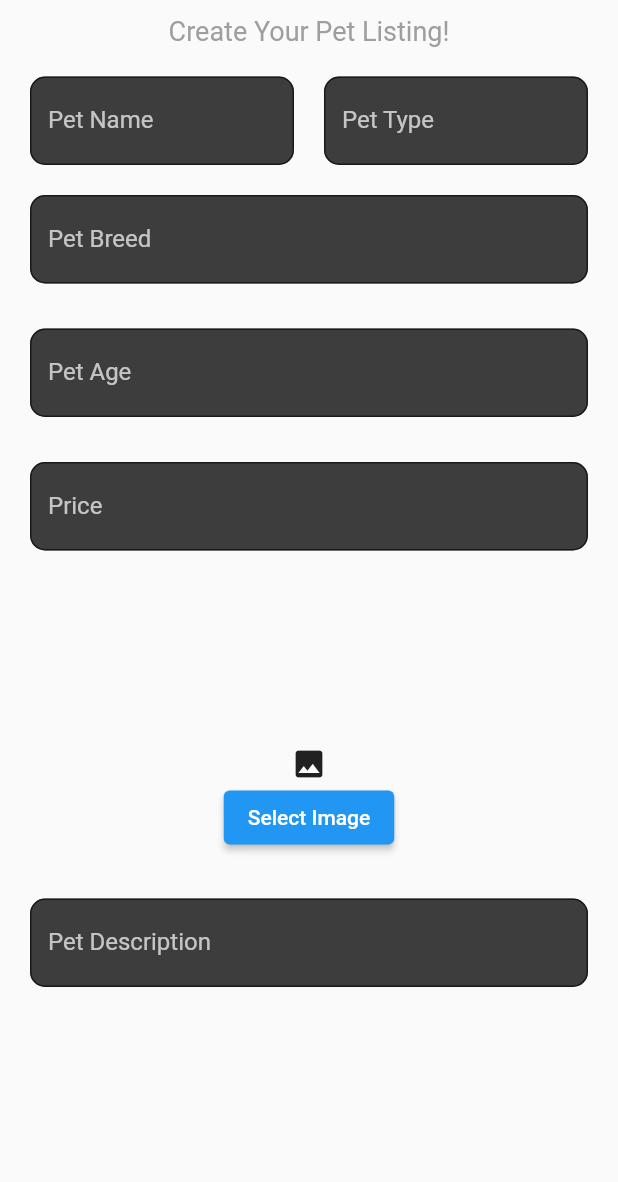
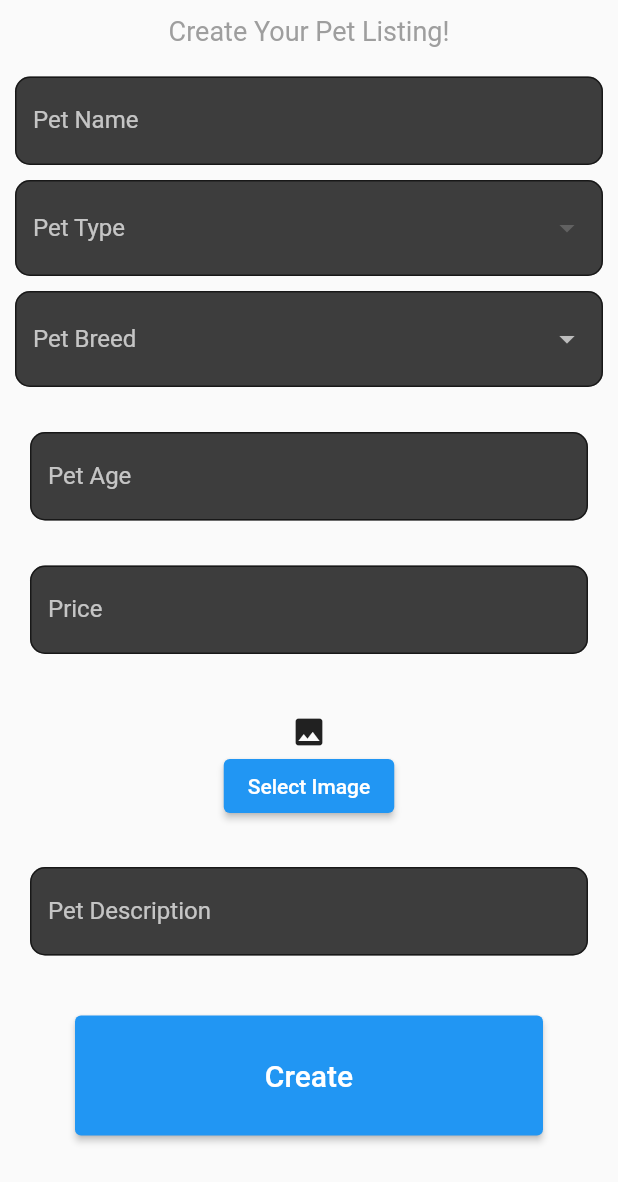
Before and after one commit to ahmedrizvi/capr_petsforsale, a Flutter app: the MyStatefulWidget widget shown alone on an empty page, opened directly, on a phone screen of 412 x 824 dp. Shown: the top 1182 px of the screen. Run offline on Flutter 3.47's test engine with Material 2 defaults, Android fonts, the light colour scheme and no system bars; our stand-ins replace cached_network_image, cloud_firestore, firebase_auth, firebase_core, firebase_storage, image_picker and 1 more; accounts and stored records are empty; network calls fail.

Commit message:
added dropdown for pet type and breed and added search filter for pets in view listings page

```diff
--- a/lib/createListing.dart
+++ b/lib/createListing.dart
@@ -1,4 +1,3 @@
-
 import 'dart:io';
 import 'package:capr_petsforsale/AccountHome.dart';
 import 'package:cloud_firestore/cloud_firestore.dart';
@@ -6,7 +5,6 @@ import 'package:firebase_auth/firebase_auth.dart';
 import 'package:firebase_storage/firebase_storage.dart';
 import 'package:flutter/material.dart';
 import 'package:image_picker/image_picker.dart';
-
 
 void main() {
   runApp(CreateListing());
@@ -60,6 +58,33 @@ class _MyStatefulWidgetState extends State<MyStatefulWidget> {
   late String url;
   XFile? image;
 
+  // Pet types and breeds
+  List<String> petTypes = [
+    'Amphibians',
+    'Arachnids',
+    'Birds',
+    'Caged Animals',
+    'Cats',
+    'Dogs',
+    'Fish',
+    'Reptiles'
+  ];
+
+  Map<String, List<String>> petBreeds = {
+    'Amphibians': ['Frog', 'Salamander', 'Caecilian'],
+    'Arachnids': ['Tarantula', 'Scorpion', 'Orb-weaver Spider'],
+    'Birds': ['Parrot', 'Canary', 'Finch'],
+    'Caged Animals': ['Hamster', 'Rabbit', 'Gerbil'],
+    'Cats': ['Persian', 'Siamese', 'Maine Coon'],
+    'Dogs': ['Golden Retriever', 'Labrador Retriever', 'Bulldog'],
+    'Fish': ['Goldfish', 'Betta', 'Angelfish'],
+    'Reptiles': ['Tortoise', 'Gecko', 'Bearded Dragon']
+  };
+
+  String? _selectedPetType;
+  String? _selectedPetBreed;
+  List<String> _petBreeds = [];
+
   TextEditingController _petNameController = TextEditingController();
   TextEditingController _petTypeController = TextEditingController();
   TextEditingController _petBreedController = TextEditingController();
@@ -74,7 +99,15 @@ class _MyStatefulWidgetState extends State<MyStatefulWidget> {
         ),
       );
 
-  Future addPetListing(String petName, String petType, String petBreed, int age, double price, String petDescription, String? listingOwnerEmail, String url) async {
+  Future addPetListing(
+      String petName,
+      String petType,
+      String petBreed,
+      int age,
+      double price,
+      String petDescription,
+      String? listingOwnerEmail,
+      String url) async {
     await FirebaseFirestore.instance.collection('listings').add({
       'petName:': petName,
       'petType:': petType,
@@ -86,6 +119,7 @@ class _MyStatefulWidgetState extends State<MyStatefulWidget> {
       'imageUrl:': url,
     });
   }
+
   @override
   Widget build(BuildContext context) {
     return Padding(
@@ -97,10 +131,10 @@ class _MyStatefulWidgetState extends State<MyStatefulWidget> {
                 alignment: Alignment.center,
                 child: const Text('Create Your Pet Listing!',
                     style: TextStyle(color: Colors.grey, fontSize: 18))),
-            Row(children: [
-              const SizedBox(width: 10),
-              Expanded(
-                child: TextField(
+            Column(
+              crossAxisAlignment: CrossAxisAlignment.stretch,
+              children: [
+                TextField(
                   style: const TextStyle(color: Colors.white),
                   controller: _petNameController,
                   decoration: InputDecoration(
@@ -112,18 +146,12 @@ class _MyStatefulWidgetState extends State<MyStatefulWidget> {
                     ),
                     labelText: 'Pet Name',
                     labelStyle: const TextStyle(color: Colors.white70),
-                    errorText:
-                    _pNameError ? 'Please Enter Your Pet Name' : null,
+                    errorText: _pNameError ? 'Please Enter Your Pet Name' : null,
                   ),
                 ),
-              ),
-              const SizedBox(
-                width: 20,
-              ),
-              Expanded(
-                child: TextField(
-                  style: const TextStyle(color: Colors.white),
-                  controller: _petTypeController,
+                SizedBox(height: 10),
+                DropdownButtonFormField<String>(
+                  dropdownColor: textbg,
                   decoration: InputDecoration(
                     filled: true,
                     fillColor: textbg,
@@ -133,23 +161,27 @@ class _MyStatefulWidgetState extends State<MyStatefulWidget> {
                     ),
                     labelText: 'Pet Type',
                     labelStyle: const TextStyle(color: Colors.white70),
-                    errorText:
-                    _pTypeError ? 'Please Enter Your Pet Type' : null,
+                    errorText: _pTypeError ? 'Please Select Your Pet Type' : null,
                   ),
+                  value: _selectedPetType,
+                  items: petTypes.map((String petType) {
+                    return DropdownMenuItem<String>(
+                      value: petType,
+                      child: Text(petType, style: const TextStyle(color: Colors.white)),
+                    );
+                  }).toList(),
+                  onChanged: (String? newValue) {
+                    setState(() {
+                      _selectedPetType = newValue;
+                      _selectedPetBreed = null;
+                      _pTypeError = false;
+                      _petBreeds = petBreeds[newValue!]!;
+                    });
+                  },
                 ),
-              ),
-              const SizedBox(
-                width: 10,
-              ),
-            ]),
-            Container(
-              padding: const EdgeInsets.fromLTRB(10, 20, 10, 10),
-              child: TextField(
-                onTap: () {
-                  _pBreedError = false;
-                },
-                style: const TextStyle(color: Colors.white),
-                controller: _petBreedController,
+                SizedBox(height: 10),
+                DropdownButtonFormField<String>(
+                  dropdownColor: textbg,
                   decoration: InputDecoration(
                     filled: true,
                     fillColor: textbg,
@@ -159,11 +191,27 @@ class _MyStatefulWidgetState extends State<MyStatefulWidget> {
                     ),
                     labelText: 'Pet Breed',
                     labelStyle: const TextStyle(color: Colors.white70),
-                  errorText:
-                  _pBreedError ? 'Please Enter Your Pet Breed' : null,
+                    errorText: _pBreedError ? 'Please Select Your Pet Breed' : null,
                   ),
+                  value: _selectedPetBreed,
+                  items: _petBreeds.map((String petBreed) {
+                    return DropdownMenuItem<String>(
+                      value: petBreed,
+                      child: Text(petBreed, style: const TextStyle(color: Colors.white)),
+                    );
+                  }).toList(),
+                  onChanged: (String? newValue) {
+                    setState(() {
+                      _selectedPetBreed = newValue;
+                      _pBreedError = false;
+                    });
+                  },
+                  isExpanded: true,
                 ),
+                SizedBox(height: 10),
+              ],
             ),
+
             Container(
               padding: const EdgeInsets.fromLTRB(10, 20, 10, 10),
               child: TextField(
@@ -186,8 +234,6 @@ class _MyStatefulWidgetState extends State<MyStatefulWidget> {
                 ),
               ),
             ),
-
-
             Container(
               padding: const EdgeInsets.fromLTRB(10, 20, 10, 10),
               child: TextField(
@@ -215,18 +261,20 @@ class _MyStatefulWidgetState extends State<MyStatefulWidget> {
               child: Column(
                 crossAxisAlignment: CrossAxisAlignment.center,
                 children: [
-                  SizedBox(height: 100,),
-                  image==null?Icon(Icons.image):Image.file(File(image!.path)),
-                  ElevatedButton(onPressed: () async {
-                      image = await ImagePicker().pickImage(source: ImageSource.gallery);
-                      setState(() {
-
-                      });
-                      }, child: Text(
-                          "Select Image")
+                  SizedBox(
+                    height: 10,
                   ),
+                  image == null
+                      ? Icon(Icons.image)
+                      : Image.file(File(image!.path)),
+                  ElevatedButton(
+                      onPressed: () async {
+                        image = await ImagePicker()
+                            .pickImage(source: ImageSource.gallery);
+                        setState(() {});
+                      },
+                      child: Text("Select Image")),
                 ],
-
               ),
             ),
             Container(
@@ -246,22 +294,25 @@ class _MyStatefulWidgetState extends State<MyStatefulWidget> {
                   ),
                   labelText: 'Pet Description',
                   labelStyle: const TextStyle(color: Colors.white70),
-                  errorText:
-                  _pDescriptionError ? 'Please Enter Your Pet Description' : null,
+                  errorText: _pDescriptionError
+                      ? 'Please Enter Your Pet Description'
+                      : null,
                 ),
               ),
             ),
             Container(
-                height: 250,
-                padding: const EdgeInsets.fromLTRB(40, 150, 40, 40),
+                height: 150,
+                padding: const EdgeInsets.fromLTRB(40, 30, 40, 40),
                 child: ElevatedButton(
                   child: const Text('Create',
                       style: TextStyle(fontSize: 20, color: Colors.white)),
                   onPressed: () async {
-                    var storage=FirebaseStorage.instance.ref().child("photos/${image!.name}");
-                    var uploadtask=storage.putFile(File(image!.path));
-                    await uploadtask.whenComplete((){
-                      storage.getDownloadURL().then((fileUrl){
+                    var storage = FirebaseStorage.instance
+                        .ref()
+                        .child("photos/${image!.name}");
+                    var uploadtask = storage.putFile(File(image!.path));
+                    await uploadtask.whenComplete(() {
+                      storage.getDownloadURL().then((fileUrl) {
                         setState(() {
                           url = fileUrl.toString();
                         });
@@ -287,17 +338,17 @@ class _MyStatefulWidgetState extends State<MyStatefulWidget> {
                           ? _pDescriptionError = true
                           : _pDescriptionError = false;
                     });
-                    if (_petNameController.text.isNotEmpty &
-                    _petBreedController.text.isNotEmpty &
-                    _petTypeController.text.isNotEmpty &
-                    _petAgeController.text.isNotEmpty &
-                    _petPriceController.text.isNotEmpty &
+                    if (_petNameController.text.isNotEmpty &&
+                        _selectedPetType != null &&
+                        _selectedPetBreed != null &&
+                        _petAgeController.text.isNotEmpty &&
+                        _petPriceController.text.isNotEmpty &&
                         _petDescriptionController.text.isNotEmpty) {
                       String? userName = FirebaseAuth.instance.currentUser?.email;
                       addPetListing(
                         _petNameController.text.trim(),
-                        _petTypeController.text.trim(),
-                        _petBreedController.text.trim(),
+                        _selectedPetType!,
+                        _selectedPetBreed!,
                         int.parse(_petAgeController.text.trim()),
                         double.parse(_petPriceController.text.trim()),
                         _petDescriptionController.text.trim(),
```
Also changed, not shown: lib/viewListings.dart (+112 -7 lines). Lines whose indentation alone changed are shown as unchanged.
